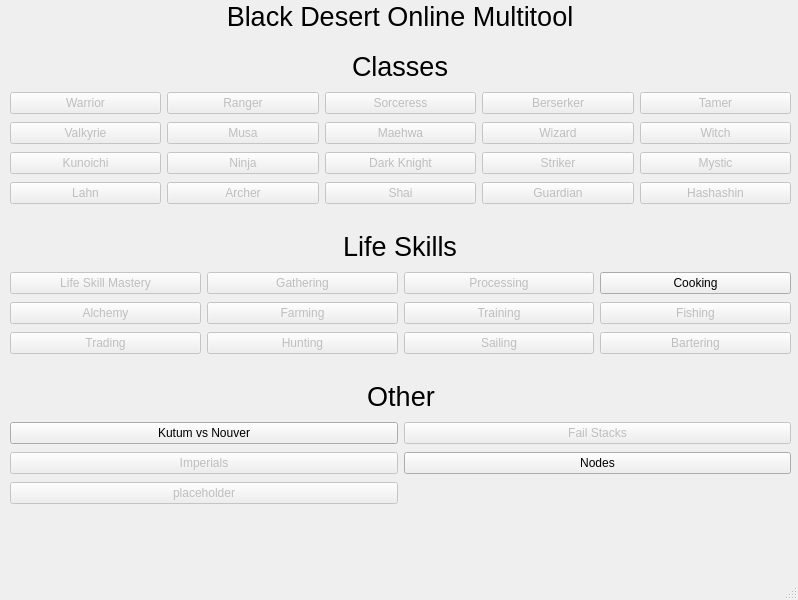
Above: BDO_app/pyqt5_ui/mainWindow.ui from HubertKwiatkowski/BDO_app before the change. Below: the same form after it.
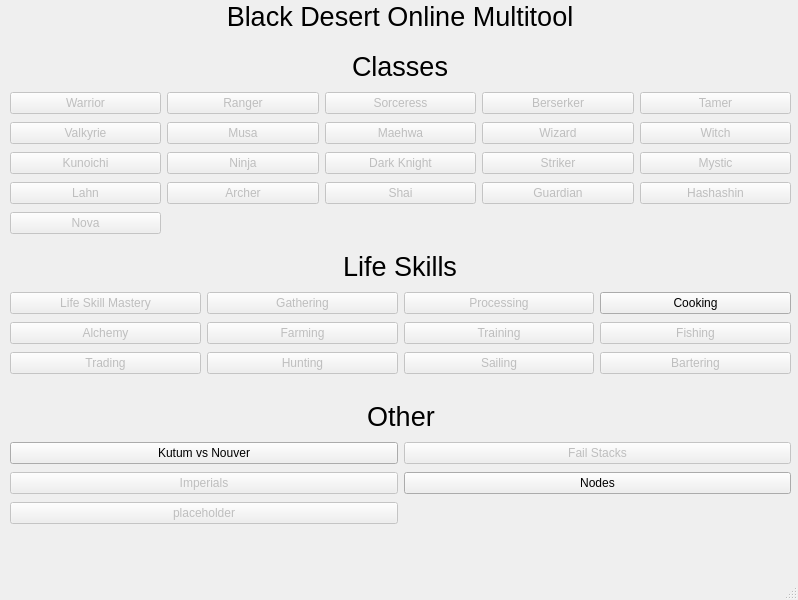
That is the form after the change.

Diff of the .ui file:
```diff
--- a/BDO_app/pyqt5_ui/mainWindow.ui
+++ b/BDO_app/pyqt5_ui/mainWindow.ui
@@ -47,7 +47,7 @@
     <property name="geometry">
      <rect>
       <x>10</x>
-      <y>420</y>
+      <y>440</y>
       <width>781</width>
       <height>89</height>
      </rect>
@@ -127,7 +127,7 @@
     <property name="geometry">
      <rect>
       <x>1</x>
-      <y>380</y>
+      <y>400</y>
       <width>800</width>
       <height>32</height>
      </rect>
@@ -156,7 +156,7 @@
     <property name="geometry">
      <rect>
       <x>0</x>
-      <y>230</y>
+      <y>250</y>
       <width>800</width>
       <height>32</height>
      </rect>
@@ -185,7 +185,7 @@
     <property name="geometry">
      <rect>
       <x>10</x>
-      <y>270</y>
+      <y>290</y>
       <width>781</width>
       <height>89</height>
      </rect>
@@ -384,10 +384,10 @@
       <x>10</x>
       <y>90</y>
       <width>781</width>
-      <height>120</height>
+      <height>151</height>
      </rect>
     </property>
-    <layout class="QGridLayout" name="classesGridLayout" rowstretch="0,0,0,0" rowminimumheight="0,0,0,0">
+    <layout class="QGridLayout" name="classesGridLayout" rowstretch="0,0,0,0,0" rowminimumheight="0,0,0,0,0">
      <item row="2" column="2">
       <widget class="QPushButton" name="darkKnightButton">
        <property name="enabled">
@@ -648,6 +648,19 @@
        </property>
       </widget>
      </item>
+     <item row="4" column="0">
+      <widget class="QPushButton" name="novaButton">
+       <property name="enabled">
+        <bool>false</bool>
+       </property>
+       <property name="text">
+        <string>Nova</string>
+       </property>
+       <property name="flat">
+        <bool>false</bool>
+       </property>
+      </widget>
+     </item>
     </layout>
    </widget>
   </widget>
```
